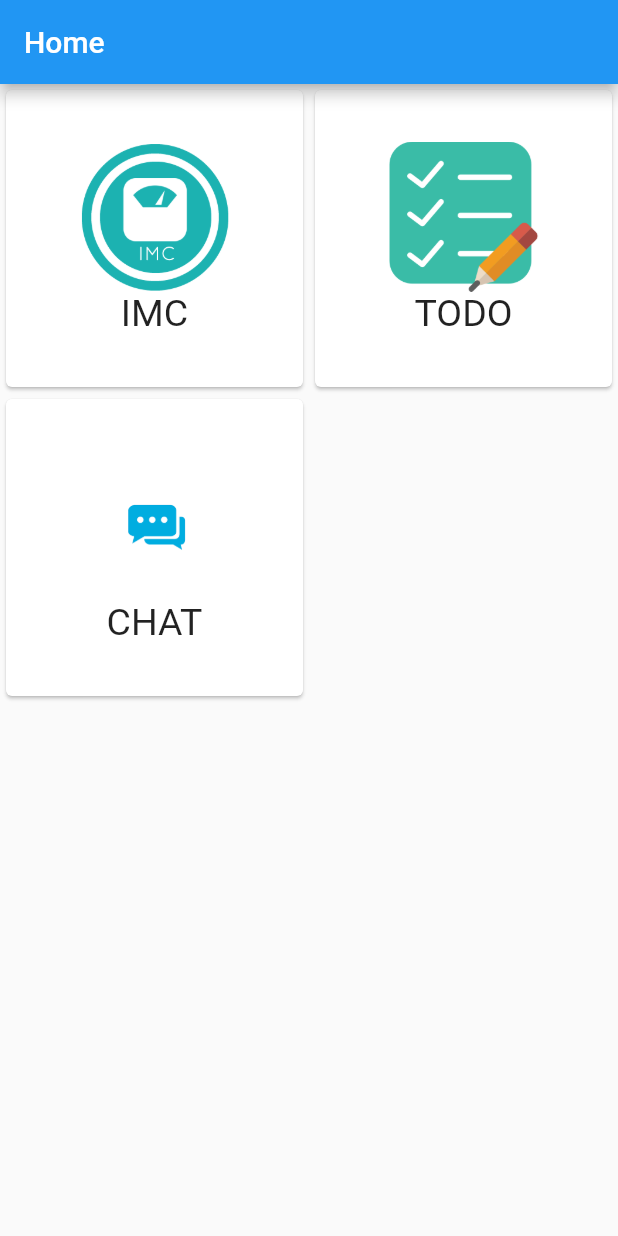
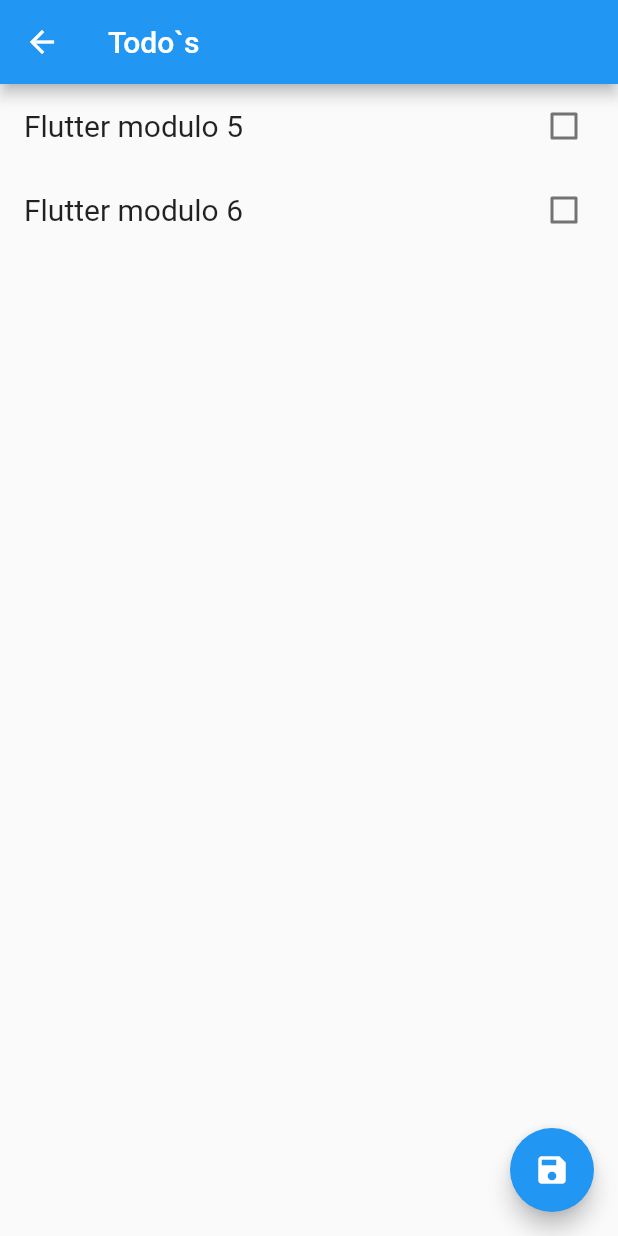
Before and after one commit to ThiagoBfim/IGTI-Flutter-Atividade, a Flutter app: the screen it shows after launch, after a tap on "TODO", on a phone screen of 412 x 824 dp. Run offline on Flutter 3.47's test engine with Material 2 defaults, Android fonts, the light colour scheme and no system bars; our stand-ins replace flutter_mobx, flutter_modular, mobx; generated files the repository leaves out were written again.

Commit message:
Criação da tela de todo

```diff
--- a/lib/app/app_module.dart
+++ b/lib/app/app_module.dart
@@ -1,5 +1,6 @@
 import 'package:atividade/app/modules/home/home_module.dart';
 import 'package:atividade/app/modules/imc/imc_module.dart';
+import 'package:atividade/app/modules/todo/todo_module.dart';
 import 'package:flutter_modular/flutter_modular.dart';
 
 import 'app_controller.dart';
@@ -15,6 +16,7 @@
   final List<ModularRoute> routes = [
     ModuleRoute('/', module: HomeModule()),
     ModuleRoute('/imc', module: ImcModule()),
+    ModuleRoute('/todo', module: TodoModule()),
   ];
 
 }
--- /dev/null
+++ b/lib/app/modules/todo/domain/todo.dart
@@ -0,0 +1,18 @@
+class Todo {
+  late String _name;
+
+  late bool done = false;
+
+  Todo(this._name);
+
+  String get name => _name;
+
+  @override
+  bool operator ==(Object other) =>
+      identical(this, other) ||
+          other is Todo && runtimeType == other.runtimeType && _name == other._name;
+
+  @override
+  int get hashCode => _name.hashCode;
+
+}
--- /dev/null
+++ b/lib/app/modules/todo/todo_page.dart
@@ -0,0 +1,93 @@
+import 'package:atividade/app/modules/todo/todo_store.dart';
+import 'package:flutter/material.dart';
+import 'package:flutter_mobx/flutter_mobx.dart';
+import 'package:flutter_modular/flutter_modular.dart';
+
+import 'domain/todo.dart';
+
+class TodoPage extends StatefulWidget {
+  final String title;
+
+  const TodoPage({Key? key, this.title = 'Todo`s'}) : super(key: key);
+
+  @override
+  TodoPageState createState() => TodoPageState();
+}
+
+class TodoPageState extends State<TodoPage> {
+  final TodoStore store = Modular.get();
+
+  @override
+  void initState() {
+    super.initState();
+    store.addElement("Flutter modulo 5");
+    store.addElement("Flutter modulo 6");
+  }
+
+  @override
+  Widget build(BuildContext context) {
+    return Scaffold(
+      appBar: AppBar(
+        title: Text(widget.title),
+      ),
+      body: createList(),
+      floatingActionButton: FloatingActionButton(
+        onPressed: _newTodo,
+        child: Icon(Icons.save),
+      ),
+    );
+  }
+
+  Widget createList() {
+    return Observer(
+        builder: (_) => ListView.builder(
+              itemCount: store.todos.length,
+              itemBuilder: (ctx, index) =>
+                  _createItem(store.todos[index]),
+            ));
+  }
+
+  Widget _createItem(Todo todo) {
+    return CheckboxListTile(
+      title: Text(
+        todo.name,
+        style: new TextStyle(fontWeight: FontWeight.normal, fontSize: 20.0),
+      ),
+      value: todo.done,
+      onChanged: (bool? value) {
+        store.changeDone(todo);
+      },
+    );
+  }
+
+  void _newTodo() {
+    var controller = TextEditingController();
+    Widget okButton = ElevatedButton(
+      child: Text("SALVAR"),
+      onPressed: () {
+        store.addElement(controller.text);
+        Navigator.pop(context);
+      },
+    );
+    AlertDialog alerta = AlertDialog(
+      title: Text("Nova Atividade"),
+      content: TextField(
+        controller: controller,
+        decoration: InputDecoration(
+          labelText: 'Nome da Atividade',
+          border:
+              OutlineInputBorder(borderSide: BorderSide(color: Colors.teal)),
+        ),
+      ),
+      actions: [
+        okButton,
+      ],
+    );
+    showDialog(
+      context: context,
+      builder: (BuildContext context) {
+        return Center(child: alerta);
+      },
+    );
+  }
+}
```
Also changed, not shown: lib/app/modules/todo/todo_module.dart (added, +15 -0 lines), lib/app/modules/todo/todo_store.dart (added, +26 -0 lines), lib/app/modules/todo/todo_store.g.dart (added), 2 other files.
